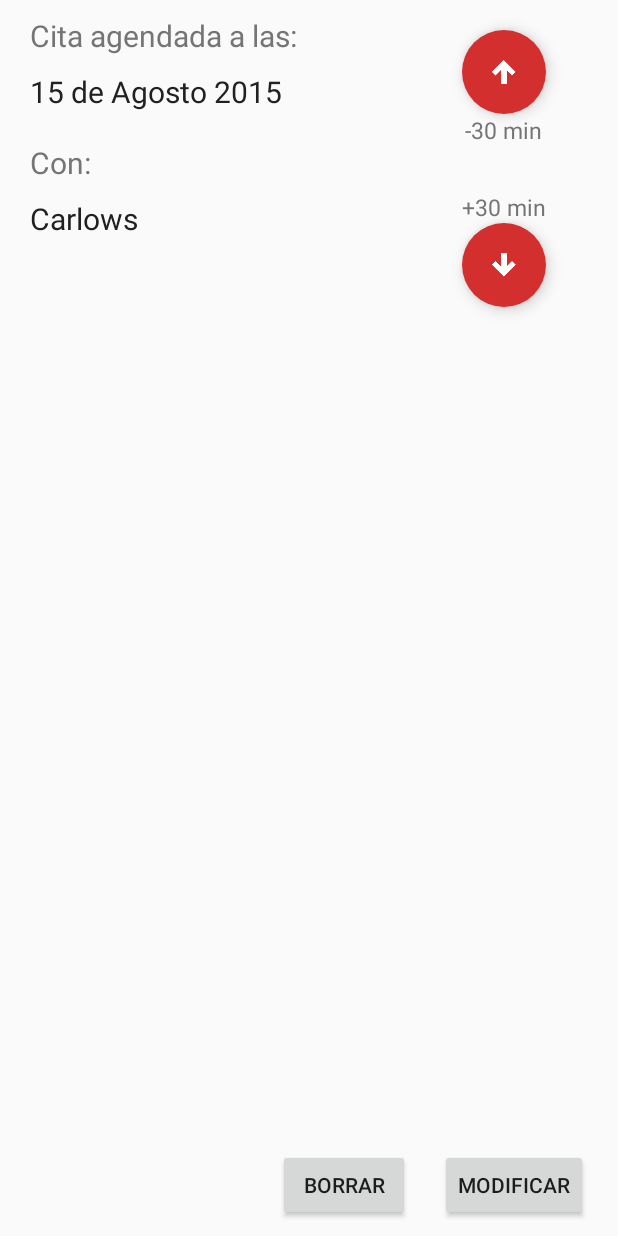
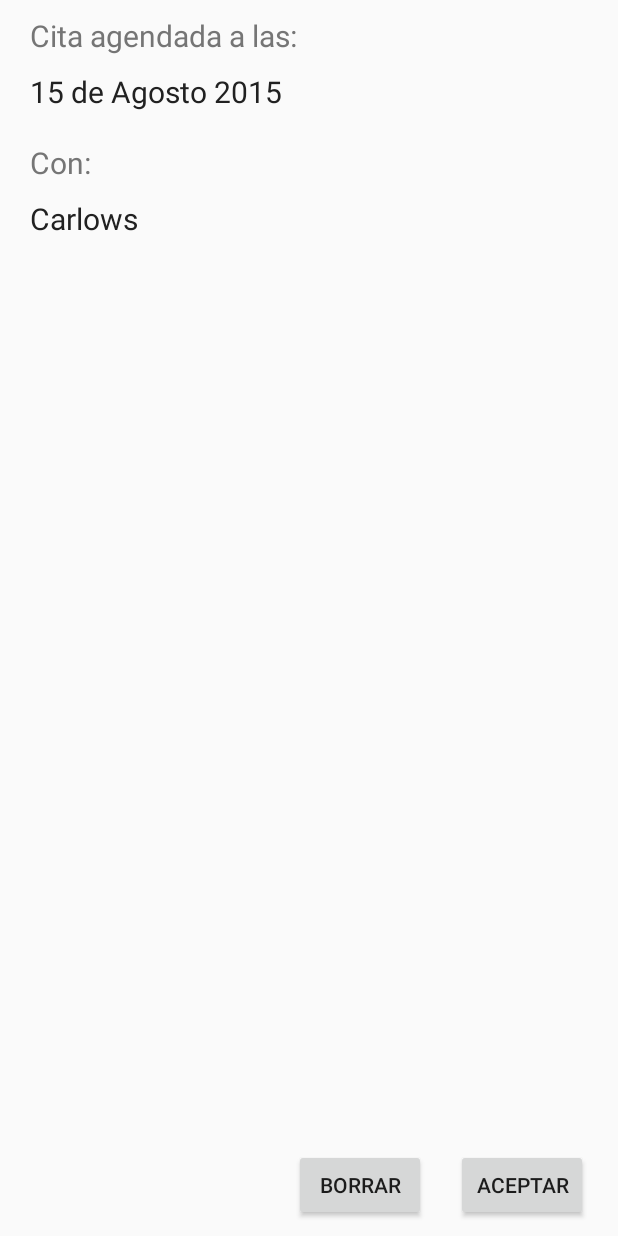
Before and after one commit to CarlosLabrado/GenericAppDates, an Android app: the layout dialog_event_detail.xml on its own in the app's theme, with its tools: preview values and no code run, on a phone screen of 412 x 824 dp. Run offline under Robolectric (Android 15) with nearby library versions, the phone set to English and light mode, and no system bars.

Commit message:
remove modify buttons

```diff
--- a/app/src/main/res/layout/dialog_event_detail.xml
+++ b/app/src/main/res/layout/dialog_event_detail.xml
@@ -1,9 +1,8 @@
 <?xml version="1.0" encoding="utf-8"?>
 <LinearLayout xmlns:android="http://schemas.android.com/apk/res/android"
-    xmlns:app="http://schemas.android.com/apk/res-auto"
-    xmlns:tools="http://schemas.android.com/tools"
-    android:layout_width="match_parent"
-    android:layout_height="match_parent"
+              xmlns:tools="http://schemas.android.com/tools"
+              android:layout_width="match_parent"
+              android:layout_height="match_parent"
               android:orientation="vertical"
               android:paddingBottom="10dp"
               android:paddingLeft="20dp"
@@ -55,52 +54,6 @@
                 tools:text="Carlows"/>
         </LinearLayout>
 
-        <LinearLayout
-            android:layout_width="0dp"
-            android:layout_height="wrap_content"
-            android:layout_weight=".3"
-            android:gravity="center"
-            android:orientation="vertical">
-
-            <android.support.design.widget.FloatingActionButton
-                android:id="@+id/fab_up_arrow"
-                android:layout_width="wrap_content"
-                android:layout_height="wrap_content"
-                android:layout_marginTop="20dp"
-                android:src="@mipmap/ic_arrow_up_bold_white_24dp"
-                app:backgroundTint="@color/color_primary"
-                app:borderWidth="0dp"
-                app:elevation="6dp"
-                app:pressedTranslationZ="12dp"/>
-
-            <TextView
-                android:id="@+id/textView"
-                style="@style/TextViewTitle"
-                android:layout_width="wrap_content"
-                android:layout_height="wrap_content"
-                android:layout_marginBottom="30dp"
-                android:text="-30 min"
-                android:textSize="15sp"/>
-
-            <TextView
-                android:id="@+id/textView2"
-                style="@style/TextViewTitle"
-                android:layout_width="wrap_content"
-                android:layout_height="wrap_content"
-                android:text="+30 min"
-                android:textSize="15sp"/>
-
-            <android.support.design.widget.FloatingActionButton
-                android:id="@+id/fab_down_arrow"
-                android:layout_width="wrap_content"
-                android:layout_height="wrap_content"
-                android:layout_marginBottom="20dp"
-                android:src="@mipmap/ic_arrow_down_bold_white_24dp"
-                app:backgroundTint="@color/color_primary"
-                app:borderWidth="0dp"
-                app:elevation="6dp"
-                app:pressedTranslationZ="12dp"/>
-        </LinearLayout>
     </LinearLayout>
 
 
@@ -117,11 +70,11 @@
             android:text="Borrar"/>
 
         <Button
-            android:id="@+id/buttonModify"
+            android:id="@+id/buttonAccept"
             android:layout_width="wrap_content"
             android:layout_height="wrap_content"
             android:layout_marginLeft="20dp"
-            android:text="Modificar"/>
+            android:text="Aceptar"/>
     </LinearLayout>
 
 </LinearLayout>
--- a/app/src/main/res/layout/fragment_calendar.xml
+++ b/app/src/main/res/layout/fragment_calendar.xml
@@ -39,6 +39,6 @@
         android:text="New Button"
         android:id="@+id/button"
         android:layout_gravity="right|bottom"
-        android:visibility="visible"/>
+        android:visibility="gone"/>
 
 </FrameLayout>
--- a/app/src/main/res/values/strings.xml
+++ b/app/src/main/res/values/strings.xml
@@ -74,5 +74,6 @@
     <string name="DialogTitle">Apartando Lugar</string>
     <string name="DialogContentPleaseWait">Por favor espere…</string>
     <string name="error_increment_counter">We couldn\'t communicate with the server, something must be wrong, please try again.</string>
+    <string name="event_reserved">Reservado</string>
 
 </resources>
```
Also changed, not shown: app/src/main/java/com/app_labs/genericappdates/fragments/CalendarFragment.java (+8 -26 lines).
